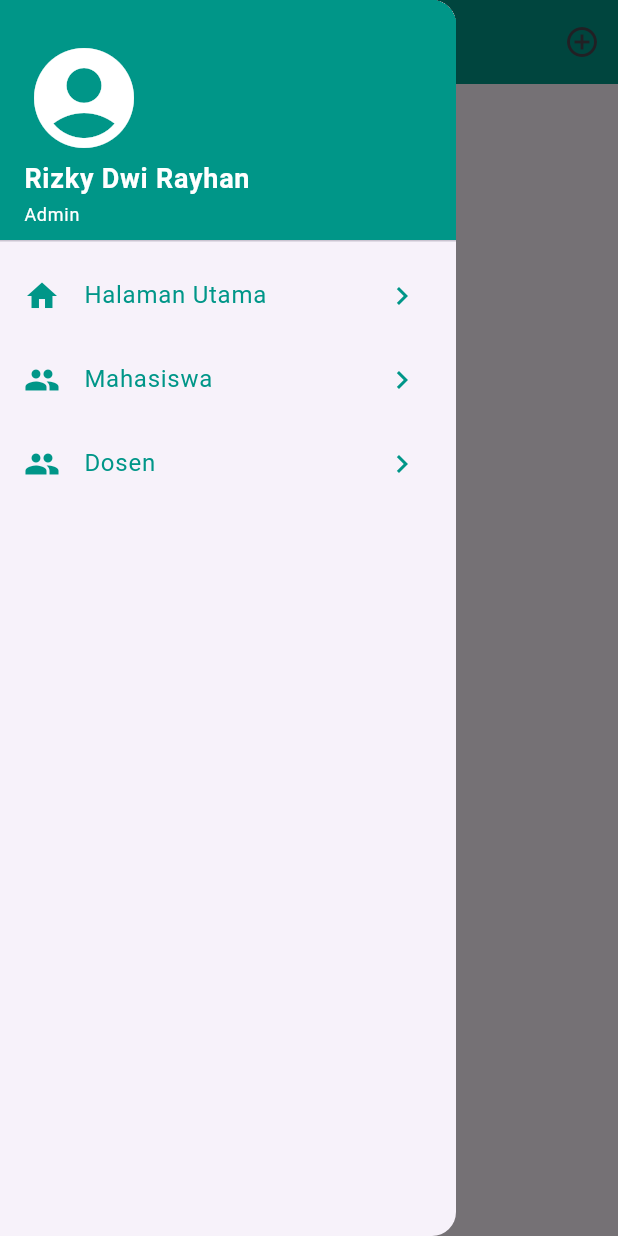
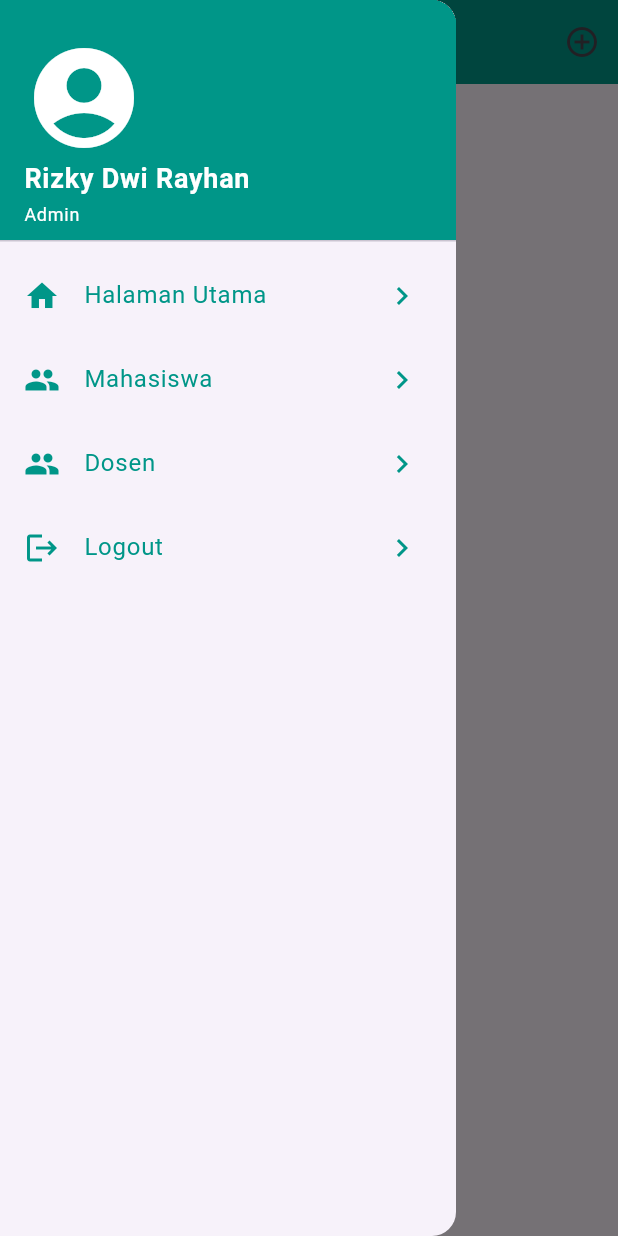
Before and after one commit to Rizkyrayhan/project_riverpod, a Flutter app: the DashboardAdmin screen opened directly, with the side drawer open, on a phone screen of 412 x 824 dp. Run offline on Flutter 3.47's test engine with Material 3 defaults, Android fonts, the phone set to English and light mode, and no system bars; our stand-ins replace cloud_firestore, firebase_auth, firebase_core, flutter_riverpod; accounts and stored records are empty.

Commit message:
create function login & logout

```diff
--- a/lib/providers/auth_provider.dart
+++ b/lib/providers/auth_provider.dart
@@ -29,4 +29,12 @@ class AuthNotifier extends StateNotifier<User?> {
       }
     }
   }
+  Future<void> logout() async {
+    await _auth.signOut();
+  }
 }
+
+
+final authProvider = StateNotifierProvider<AuthNotifier, User?>(
+  (ref) => AuthNotifier(),
+);
--- a/lib/screens/home/home_screen.dart
+++ b/lib/screens/home/home_screen.dart
@@ -1,7 +1,9 @@
 import 'package:flutter/material.dart';
 import 'package:flutter_riverpod/flutter_riverpod.dart';
 import 'package:flutter_riverpod/legacy.dart';
+import 'package:project_riverpod/providers/auth_provider.dart';
 import 'package:project_riverpod/providers/home_provider.dart';
+import 'package:project_riverpod/screens/auth/login_screen.dart';
 import 'package:project_riverpod/screens/dashboard_screen.dart';
 import 'package:project_riverpod/screens/dosen/dosen_add_screen.dart';
 import 'package:project_riverpod/screens/dosen/dosen_screen.dart';
@@ -38,11 +40,7 @@ class DashboardAdmin extends ConsumerWidget {
         'body': MahasiswaScreen(),
         'add': MahasiswaAddScreen(),
       },
-      {
-        'title':'Dosen',
-        'body': DosenScreen(),
-        'add': DosenAddScreen(),
-      }
+      {'title': 'Dosen', 'body': DosenScreen(), 'add': DosenAddScreen()},
     ];
 
     return Scaffold(
@@ -127,7 +125,21 @@ class DashboardAdmin extends ConsumerWidget {
             trailing: Icon(Icons.navigate_next),
             iconColor: Colors.teal,
             textColor: Colors.teal,
-          )
+          ),
+          ListTile(
+            onTap: () async {
+              await ref.read(authProvider.notifier).logout();
+              Navigator.pushReplacement(
+                context,
+                MaterialPageRoute(builder: (_) => LoginScreen()),
+              );
+            },
+            leading: Icon(Icons.logout),
+            title: Text("Logout"),
+            trailing: Icon(Icons.navigate_next),
+            iconColor: Colors.teal,
+            textColor: Colors.teal,
+          ),
         ],
       ),
     );
```
Also changed, not shown: lib/screens/auth/login_screen.dart (+32 -2 lines).
